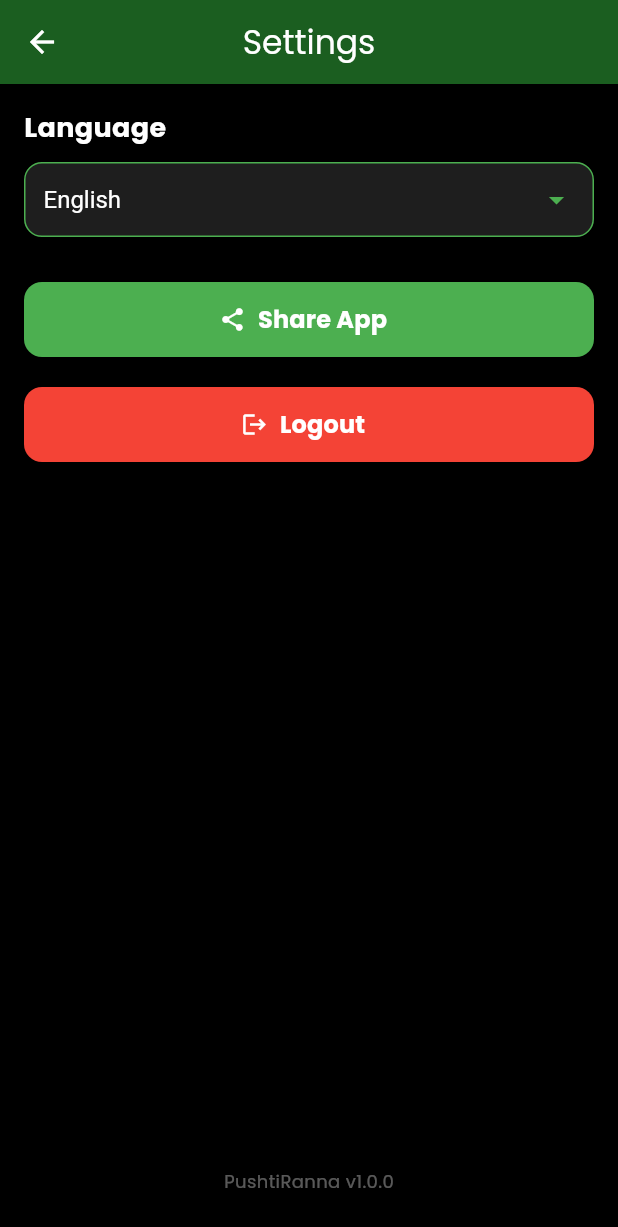
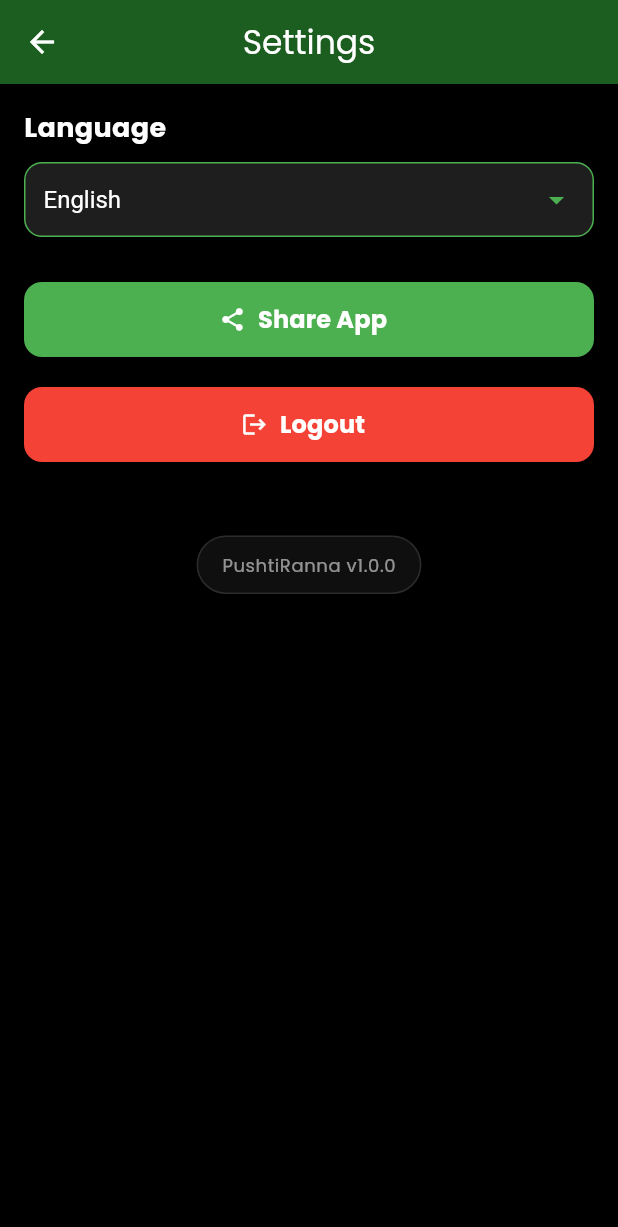
Before and after one commit to atiakaniz/PushtiRanna, a Flutter app: the SettingsScreen screen opened by its route, on a phone screen of 412 x 824 dp. Shown: the top 1227 px of the screen. Run offline on Flutter 3.47's test engine with Material 3 defaults, Android fonts, the phone set to English and light mode, and no system bars; our stand-ins replace get, google_fonts, hive, hive_flutter, share_plus; accounts and stored records are empty.

Commit message:
Pin admin-unlock footer at bottom of Settings
The hidden version label was sitting inside a non-scrolling Column
without a Spacer anchor, so on small screens the footer fell off the
viewport — and its 35%-white text was effectively invisible.

- Body is now a Stack: the main content scrolls (SingleChildScrollView)
  and the version chip is Positioned at the bottom edge so it is
  always reachable.
- Footer is now a subtle pill (color ~0.06 alpha, border ~0.12 alpha,
  text ~0.55 alpha) so it blends in for end users but is clearly
  visible to the owner.
- Replaced deprecated withOpacity calls with withValues(alpha: ...).
- Added bottom padding inside the scroll view so content never sits
  under the pinned chip.

```diff
--- a/lib/screens/settings_screen.dart
+++ b/lib/screens/settings_screen.dart
@@ -22,11 +22,13 @@ class SettingsScreen extends StatelessWidget {
         foregroundColor: Colors.white,
       ),
 
-      body: Padding(
-        padding: const EdgeInsets.all(16),
-        child: Column(
-          crossAxisAlignment: CrossAxisAlignment.start,
-          children: [
+      body: Stack(
+        children: [
+          SingleChildScrollView(
+            padding: const EdgeInsets.all(16),
+            child: Column(
+              crossAxisAlignment: CrossAxisAlignment.start,
+              children: [
             Text(
               'language'.tr,
               style: const TextStyle(
@@ -168,28 +170,48 @@ class SettingsScreen extends StatelessWidget {
               ),
             ),
 
-            // Hidden gesture target for the admin unlock flow. End users
-            // will never see a "Manage recipes" entry — only the owner who
-            // knows to long-press this label gets the PIN dialog.
-            const Spacer(),
-            Center(
+            // Leave room so the pinned footer never overlaps content.
+                const SizedBox(height: 80),
+              ],
+            ),
+          ),
+
+          // Pinned version footer with the hidden admin unlock gesture.
+          // End users will never see a "Manage recipes" entry — only the
+          // owner who knows to long-press this label gets the PIN dialog.
+          Positioned(
+            left: 0,
+            right: 0,
+            bottom: 8,
+            child: Center(
               child: GestureDetector(
                 behavior: HitTestBehavior.opaque,
                 onLongPress: () => _showAdminUnlock(context),
-                child: Padding(
-                  padding: const EdgeInsets.all(12),
+                child: Container(
+                  padding: const EdgeInsets.symmetric(
+                    horizontal: 16,
+                    vertical: 10,
+                  ),
+                  decoration: BoxDecoration(
+                    color: Colors.white.withValues(alpha: 0.06),
+                    borderRadius: BorderRadius.circular(20),
+                    border: Border.all(
+                      color: Colors.white.withValues(alpha: 0.12),
+                    ),
+                  ),
                   child: Text(
                     'PushtiRanna v1.0.0',
                     style: TextStyle(
-                      color: Colors.white.withOpacity(0.35),
+                      color: Colors.white.withValues(alpha: 0.55),
                       fontSize: 12,
+                      letterSpacing: 0.4,
                     ),
                   ),
                 ),
               ),
             ),
-          ],
-        ),
+          ),
+        ],
       ),
     );
   }
```
